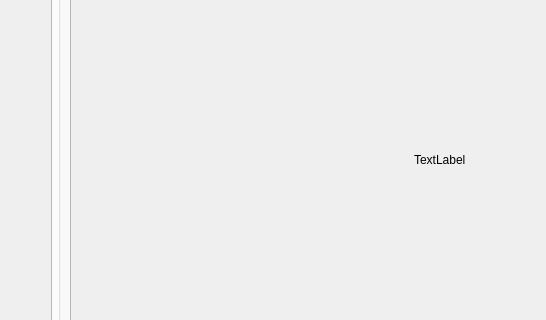
grigvlwork/blank_reader, file cropper_ui.ui: the form before one commit; both pictures show x 268 to 814 and y 292 to 612 of the 1110 by 857 pixel window.
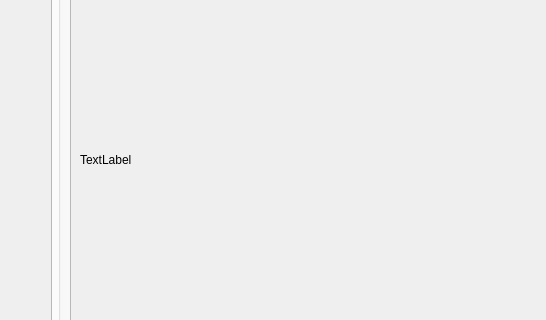
The form after the commit. Icons and pictures are not drawn.

The edit to the form file:
```diff
--- a/cropper_ui.ui
+++ b/cropper_ui.ui
@@ -511,9 +511,6 @@
                 </property>
                 <layout class="QVBoxLayout" name="verticalLayout_3">
                  <item>
-                  <widget class="QWidget" name="scroll_w" native="true">
-                   <layout class="QHBoxLayout" name="horizontalLayout_4">
-                    <item>
                      <widget class="QLabel" name="source_lb">
                       <property name="sizePolicy">
                        <sizepolicy hsizetype="Maximum" vsizetype="Maximum">
@@ -524,9 +521,6 @@
                       <property name="text">
                        <string>TextLabel</string>
                       </property>
-                     </widget>
-                    </item>
-                   </layout>
                   </widget>
                  </item>
                 </layout>
```
Left out of the diff: 4 changed lines with no effect on the pictures. Lines whose indentation alone changed are shown as unchanged.
